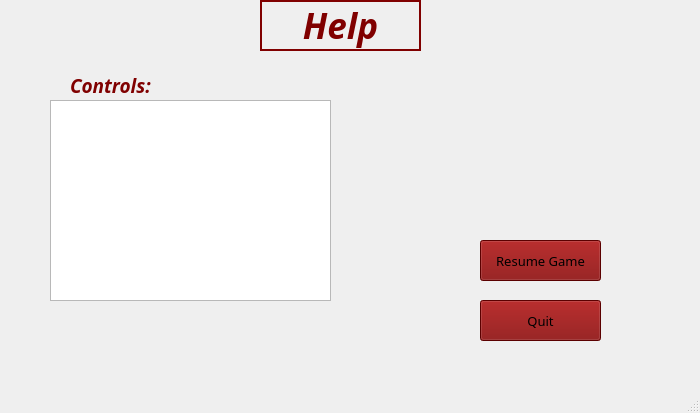
This is gamemenu.ui in Willieodwyer/Zork as Qt 5 draws it before an edit. The edited form follows.
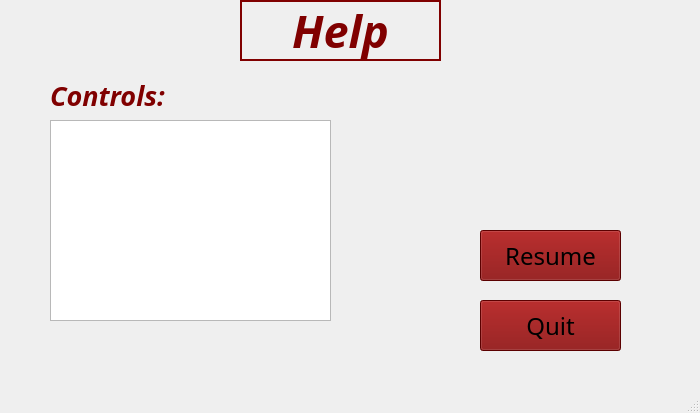
This is the edited form. Icons and pictures are not drawn.

Commit message: More Flexible ScenarioBox, game partially implemented with one item. Not sure if I've used the right monster?

Patch:
```diff
--- a/gamemenu.ui
+++ b/gamemenu.ui
@@ -36,16 +36,16 @@
    <widget class="QLabel" name="lblTitle">
     <property name="geometry">
      <rect>
-      <x>260</x>
+      <x>240</x>
       <y>0</y>
-      <width>161</width>
-      <height>51</height>
+      <width>201</width>
+      <height>61</height>
      </rect>
     </property>
     <property name="font">
      <font>
       <family>Showcard Gothic</family>
-      <pointsize>26</pointsize>
+      <pointsize>34</pointsize>
       <weight>75</weight>
       <italic>true</italic>
       <bold>true</bold>
@@ -68,19 +68,19 @@
     <property name="geometry">
      <rect>
       <x>480</x>
-      <y>240</y>
-      <width>121</width>
-      <height>41</height>
+      <y>230</y>
+      <width>141</width>
+      <height>51</height>
      </rect>
     </property>
     <property name="font">
      <font>
       <family>Showcard Gothic</family>
-      <pointsize>10</pointsize>
+      <pointsize>18</pointsize>
      </font>
     </property>
     <property name="text">
-     <string>Resume Game</string>
+     <string>Resume</string>
     </property>
    </widget>
    <widget class="QPushButton" name="btnQuit">
@@ -88,14 +88,14 @@
      <rect>
       <x>480</x>
       <y>300</y>
-      <width>121</width>
-      <height>41</height>
+      <width>141</width>
+      <height>51</height>
      </rect>
     </property>
     <property name="font">
      <font>
       <family>Showcard Gothic</family>
-      <pointsize>10</pointsize>
+      <pointsize>18</pointsize>
      </font>
     </property>
     <property name="text">
@@ -105,16 +105,16 @@
    <widget class="QLabel" name="lblObjectives">
     <property name="geometry">
      <rect>
-      <x>70</x>
+      <x>50</x>
       <y>70</y>
-      <width>141</width>
-      <height>31</height>
+      <width>171</width>
+      <height>51</height>
      </rect>
     </property>
     <property name="font">
      <font>
       <family>Showcard Gothic</family>
-      <pointsize>14</pointsize>
+      <pointsize>20</pointsize>
       <weight>75</weight>
       <italic>true</italic>
       <bold>true</bold>
@@ -128,7 +128,7 @@
     <property name="geometry">
      <rect>
       <x>50</x>
-      <y>100</y>
+      <y>120</y>
       <width>281</width>
       <height>201</height>
      </rect>
```
The commit also changes 5 other files.
